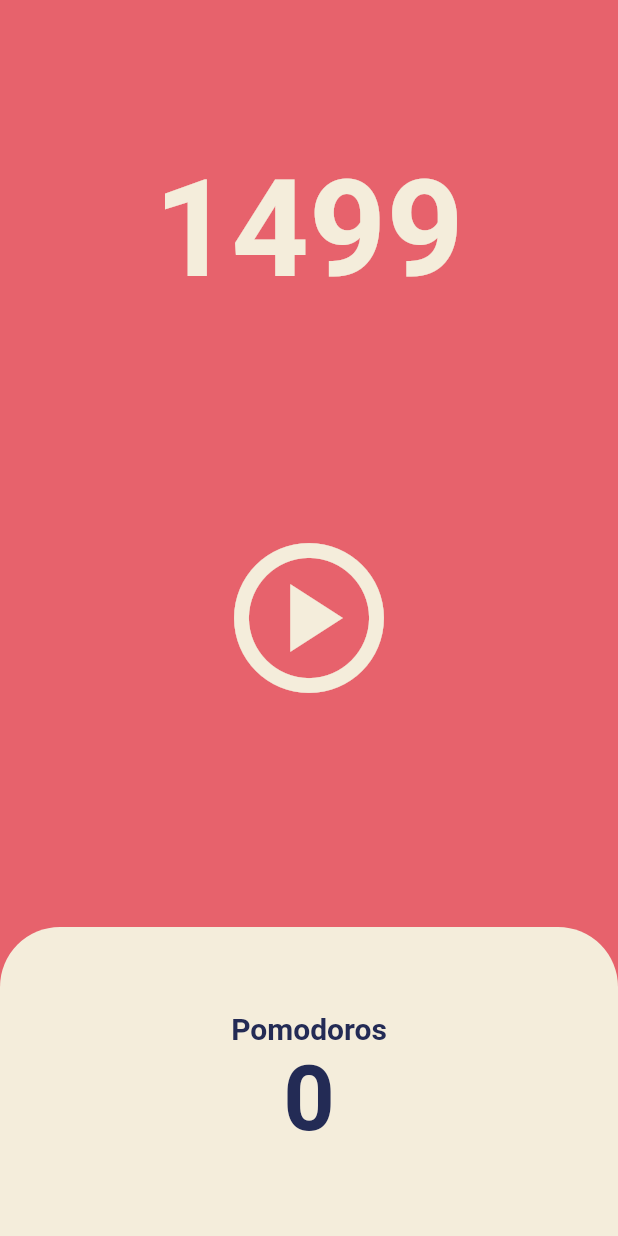
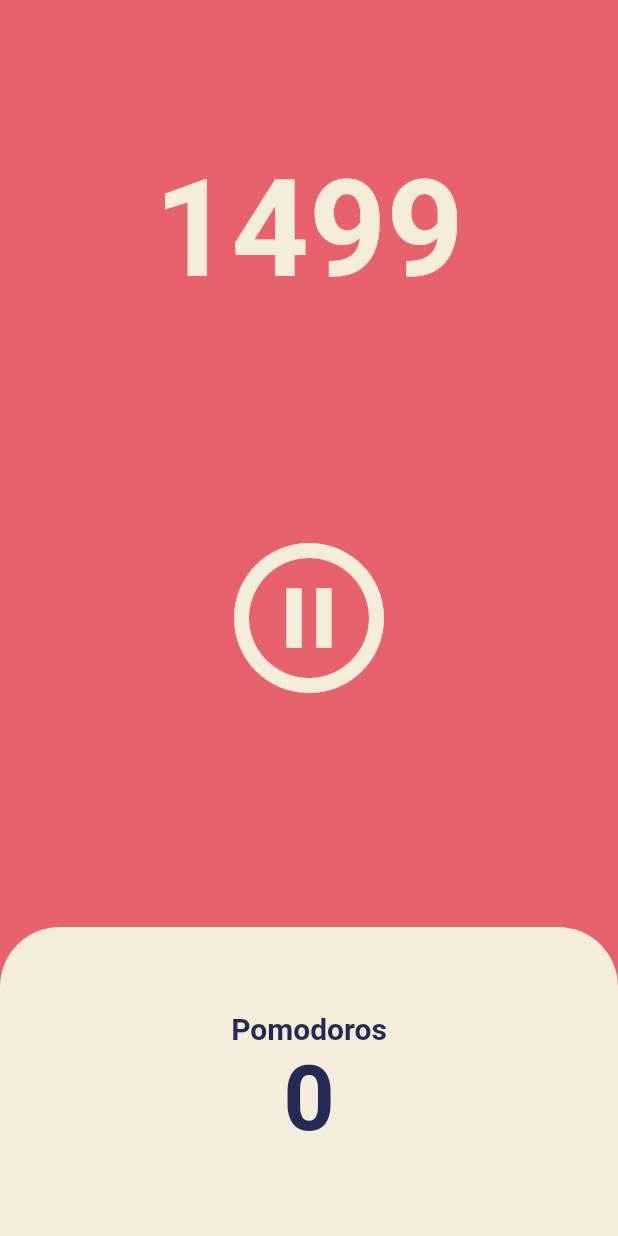
Before and after one commit to kimgeuntae/pomodoro, a Flutter app: the screen it shows after launch, after a tap on the "play circle" icon, on a phone screen of 412 x 824 dp. Run offline on Flutter 3.47's test engine with Material 2 defaults, Android fonts, the phone set to English and light mode, and no system bars.

Commit message:
Add: 타이머 일시정지 버튼

```diff
--- a/lib/screens/home_screen.dart
+++ b/lib/screens/home_screen.dart
@@ -11,6 +11,7 @@ class HomeScreen extends StatefulWidget {
 
 class _HomeScreenState extends State<HomeScreen> {
   int totalSeconds = 1500;
+  bool isRunning = false;
   late Timer timer;
 
   void onTick(Timer timer) {
@@ -20,10 +21,21 @@ class _HomeScreenState extends State<HomeScreen> {
   }
 
   void onStardPredssed() {
+    // 1초마다 onTick 수행
     timer = Timer.periodic(
       const Duration(seconds: 1),
       onTick,
     );
+    setState(() {
+      isRunning = true;
+    });
+  }
+
+  void onPausePredssed() {
+    timer.cancel();
+    setState(() {
+      isRunning = false;
+    });
   }
 
   @override
@@ -52,9 +64,11 @@ class _HomeScreenState extends State<HomeScreen> {
               child: IconButton(
                 iconSize: 120,
                 color: Theme.of(context).cardColor,
-                onPressed: onStardPredssed,
-                icon: const Icon(
-                  Icons.play_circle_outlined,
+                onPressed: isRunning ? onPausePredssed : onStardPredssed,
+                icon: Icon(
+                  isRunning
+                      ? Icons.pause_circle_outline
+                      : Icons.play_circle_outlined,
                 ),
               ),
             ),
```
